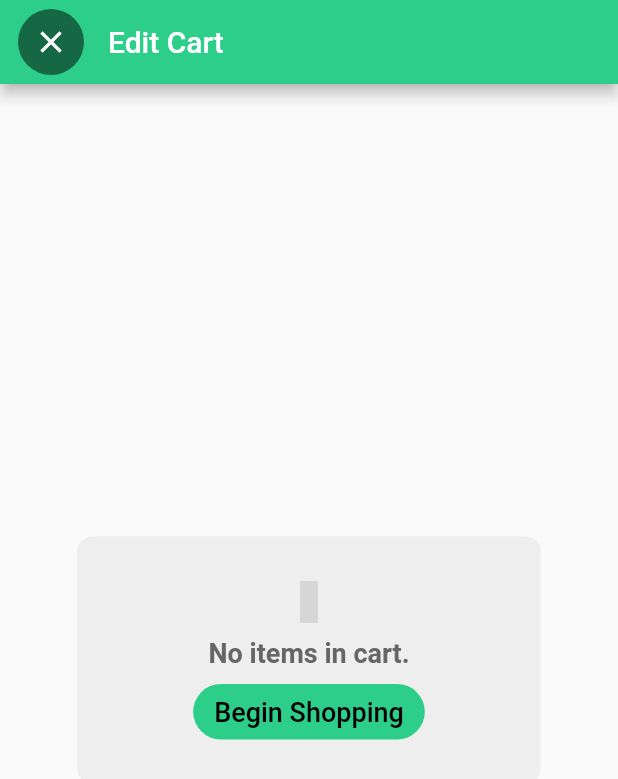
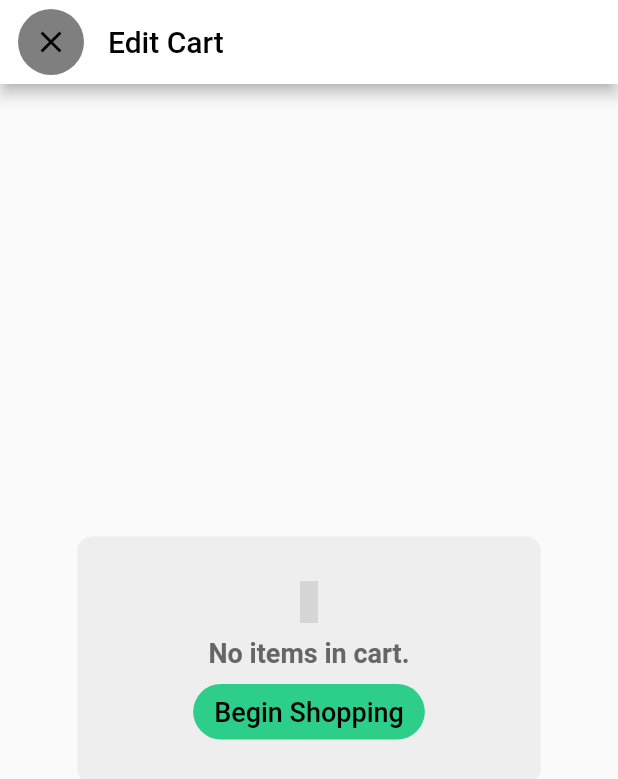
Before and after one commit to ptahsam/vege_food, a Flutter app: the CartDetails screen opened directly, on a phone screen of 412 x 824 dp. Shown: the top 779 px of the screen. Run offline on Flutter 3.47's test engine with Material 2 defaults, Android fonts, the phone set to English and light mode, and no system bars; our stand-ins replace extended_image, fade_shimmer, fluttertoast, font_awesome_flutter, material_design_icons_flutter and 2 more; missing offline and left inert: dart:ffi; accounts and stored records are empty; network calls fail; grey boxes are pictures that could not be loaded.

Commit message:
First commit

```diff
--- a/lib/sharedWidgets/cart_details.dart
+++ b/lib/sharedWidgets/cart_details.dart
@@ -22,6 +22,7 @@ class _CartDetailsState extends State<CartDetails> {
   Widget build(BuildContext context) {
     return Scaffold(
       appBar: AppBar(
+        backgroundColor: Colors.white,
         leading: InkWell(
           onTap: (){
             Navigator.pop(context);
@@ -36,14 +37,14 @@ class _CartDetailsState extends State<CartDetails> {
             ),
             child: Icon(
               Icons.close,
-              color: Colors.white,
+              color: Colors.black,
             ),
           ),
         ),
         title: Text(
           "Edit Cart",
           style: TextStyle(
-            color: Colors.white,
+            color: Colors.black,
           ),
         ),
         actions: [
@@ -57,7 +58,7 @@ class _CartDetailsState extends State<CartDetails> {
                   style: TextStyle(
                     fontSize: 20.0,
                     fontWeight: FontWeight.w400,
-                    color: Colors.white,
+                    color: Colors.black,
                   ),
                 ),
               ),
@@ -94,6 +95,8 @@ class _CartDetailsState extends State<CartDetails> {
                   ),
                   title: Text(
                     cart.productItem!.product_name!,
+                    maxLines: 2,
+                    overflow: TextOverflow.ellipsis,
                     style: TextStyle(
                       fontWeight: FontWeight.w500,
                       color: Colors.blueGrey,
```
